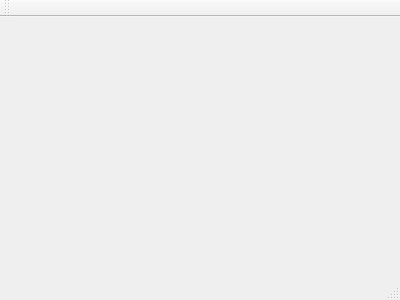
Above: mainwindow.ui from dfchest/RC6_Qt before the change. Below: the same form after it.
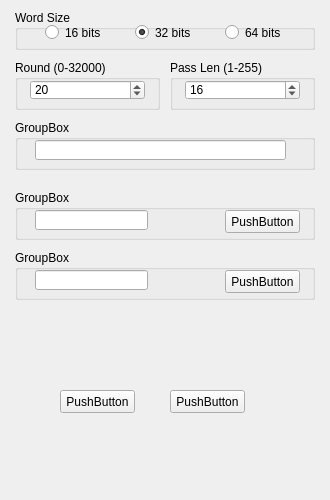
That is the form after the change.

The edit to the form file:
```diff
--- a/mainwindow.ui
+++ b/mainwindow.ui
@@ -1,24 +1,282 @@
 <ui version="4.0">
  <class>MainWindow</class>
- <widget class="QMainWindow" name="MainWindow" >
-  <property name="geometry" >
+ <widget class="QMainWindow" name="MainWindow">
+  <property name="geometry">
    <rect>
     <x>0</x>
     <y>0</y>
-    <width>400</width>
-    <height>300</height>
+    <width>330</width>
+    <height>500</height>
    </rect>
   </property>
-  <property name="windowTitle" >
+  <property name="minimumSize">
+   <size>
+    <width>330</width>
+    <height>500</height>
+   </size>
+  </property>
+  <property name="maximumSize">
+   <size>
+    <width>330</width>
+    <height>500</height>
+   </size>
+  </property>
+  <property name="windowTitle">
    <string>MainWindow</string>
   </property>
-  <widget class="QMenuBar" name="menuBar" />
-  <widget class="QToolBar" name="mainToolBar" />
-  <widget class="QWidget" name="centralWidget" />
-  <widget class="QStatusBar" name="statusBar" />
+  <widget class="QWidget" name="centralWidget">
+   <widget class="QGroupBox" name="w_bit">
+    <property name="geometry">
+     <rect>
+      <x>15</x>
+      <y>10</y>
+      <width>300</width>
+      <height>40</height>
+     </rect>
+    </property>
+    <property name="title">
+     <string>Word Size</string>
+    </property>
+    <widget class="QRadioButton" name="w_16bit">
+     <property name="geometry">
+      <rect>
+       <x>30</x>
+       <y>15</y>
+       <width>60</width>
+       <height>15</height>
+      </rect>
+     </property>
+     <property name="text">
+      <string>16 bits</string>
+     </property>
+    </widget>
+    <widget class="QRadioButton" name="w_32bit">
+     <property name="geometry">
+      <rect>
+       <x>120</x>
+       <y>15</y>
+       <width>60</width>
+       <height>15</height>
+      </rect>
+     </property>
+     <property name="text">
+      <string>32 bits</string>
+     </property>
+     <property name="checked">
+      <bool>true</bool>
+     </property>
+    </widget>
+    <widget class="QRadioButton" name="w_64bit">
+     <property name="geometry">
+      <rect>
+       <x>210</x>
+       <y>15</y>
+       <width>60</width>
+       <height>15</height>
+      </rect>
+     </property>
+     <property name="text">
+      <string>64 bits</string>
+     </property>
+    </widget>
+   </widget>
+   <widget class="QGroupBox" name="RoundCount_Box">
+    <property name="geometry">
+     <rect>
+      <x>15</x>
+      <y>60</y>
+      <width>145</width>
+      <height>50</height>
+     </rect>
+    </property>
+    <property name="title">
+     <string>Round (0-32000)</string>
+    </property>
+    <widget class="QSpinBox" name="RoungCount">
+     <property name="geometry">
+      <rect>
+       <x>15</x>
+       <y>20</y>
+       <width>115</width>
+       <height>20</height>
+      </rect>
+     </property>
+     <property name="minimum">
+      <number>1</number>
+     </property>
+     <property name="maximum">
+      <number>32000</number>
+     </property>
+     <property name="value">
+      <number>20</number>
+     </property>
+    </widget>
+   </widget>
+   <widget class="QGroupBox" name="PassLenght_Box">
+    <property name="geometry">
+     <rect>
+      <x>170</x>
+      <y>60</y>
+      <width>145</width>
+      <height>50</height>
+     </rect>
+    </property>
+    <property name="title">
+     <string>Pass Len (1-255)</string>
+    </property>
+    <widget class="QSpinBox" name="PassLength">
+     <property name="geometry">
+      <rect>
+       <x>15</x>
+       <y>20</y>
+       <width>115</width>
+       <height>20</height>
+      </rect>
+     </property>
+     <property name="minimum">
+      <number>1</number>
+     </property>
+     <property name="maximum">
+      <number>255</number>
+     </property>
+     <property name="value">
+      <number>16</number>
+     </property>
+    </widget>
+   </widget>
+   <widget class="QPushButton" name="pushButton_3">
+    <property name="geometry">
+     <rect>
+      <x>60</x>
+      <y>390</y>
+      <width>75</width>
+      <height>23</height>
+     </rect>
+    </property>
+    <property name="text">
+     <string>PushButton</string>
+    </property>
+   </widget>
+   <widget class="QPushButton" name="pushButton_4">
+    <property name="geometry">
+     <rect>
+      <x>170</x>
+      <y>390</y>
+      <width>75</width>
+      <height>23</height>
+     </rect>
+    </property>
+    <property name="text">
+     <string>PushButton</string>
+    </property>
+   </widget>
+   <widget class="QGroupBox" name="groupBox">
+    <property name="geometry">
+     <rect>
+      <x>15</x>
+      <y>190</y>
+      <width>300</width>
+      <height>50</height>
+     </rect>
+    </property>
+    <property name="title">
+     <string>GroupBox</string>
+    </property>
+    <widget class="QLineEdit" name="lineEdit">
+     <property name="geometry">
+      <rect>
+       <x>20</x>
+       <y>20</y>
+       <width>113</width>
+       <height>20</height>
+      </rect>
+     </property>
+     <property name="readOnly">
+      <bool>true</bool>
+     </property>
+    </widget>
+    <widget class="QPushButton" name="pushButton">
+     <property name="geometry">
+      <rect>
+       <x>210</x>
+       <y>20</y>
+       <width>75</width>
+       <height>23</height>
+      </rect>
+     </property>
+     <property name="text">
+      <string>PushButton</string>
+     </property>
+    </widget>
+   </widget>
+   <widget class="QGroupBox" name="groupBox_2">
+    <property name="geometry">
+     <rect>
+      <x>15</x>
+      <y>250</y>
+      <width>300</width>
+      <height>50</height>
+     </rect>
+    </property>
+    <property name="title">
+     <string>GroupBox</string>
+    </property>
+    <widget class="QLineEdit" name="lineEdit_2">
+     <property name="geometry">
+      <rect>
+       <x>20</x>
+       <y>20</y>
+       <width>113</width>
+       <height>20</height>
+      </rect>
+     </property>
+     <property name="readOnly">
+      <bool>true</bool>
+     </property>
+    </widget>
+    <widget class="QPushButton" name="pushButton_2">
+     <property name="geometry">
+      <rect>
+       <x>210</x>
+       <y>20</y>
+       <width>75</width>
+       <height>23</height>
+      </rect>
+     </property>
+     <property name="text">
+      <string>PushButton</string>
+     </property>
+    </widget>
+   </widget>
+   <widget class="QGroupBox" name="groupBox_3">
+    <property name="geometry">
+     <rect>
+      <x>15</x>
+      <y>120</y>
+      <width>300</width>
+      <height>50</height>
+     </rect>
+    </property>
+    <property name="title">
+     <string>GroupBox</string>
+    </property>
+    <widget class="QLineEdit" name="lineEdit_3">
+     <property name="geometry">
+      <rect>
+       <x>20</x>
+       <y>20</y>
+       <width>251</width>
+       <height>20</height>
+      </rect>
+     </property>
+     <property name="readOnly">
+      <bool>false</bool>
+     </property>
+    </widget>
+   </widget>
+  </widget>
  </widget>
- <layoutDefault spacing="6" margin="11" />
- <pixmapfunction></pixmapfunction>
+ <layoutdefault spacing="6" margin="11"/>
  <resources/>
  <connections/>
 </ui>
```
Left out of the diff: 1 changed line with no effect on the pictures.
